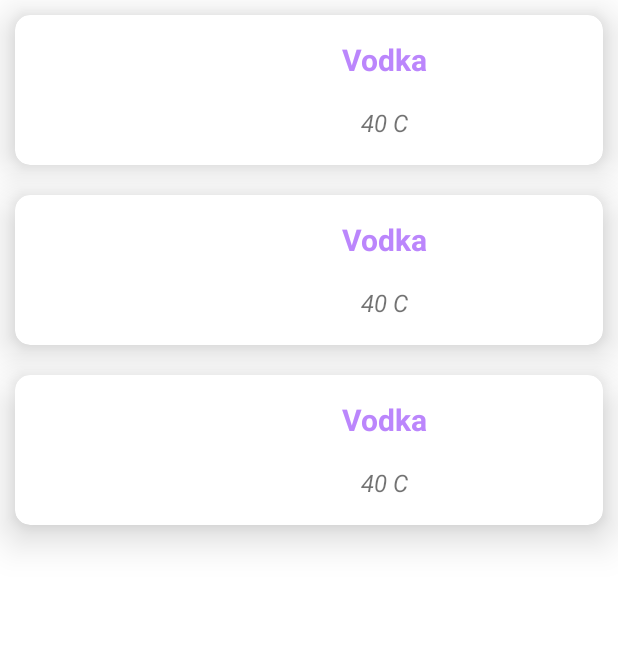
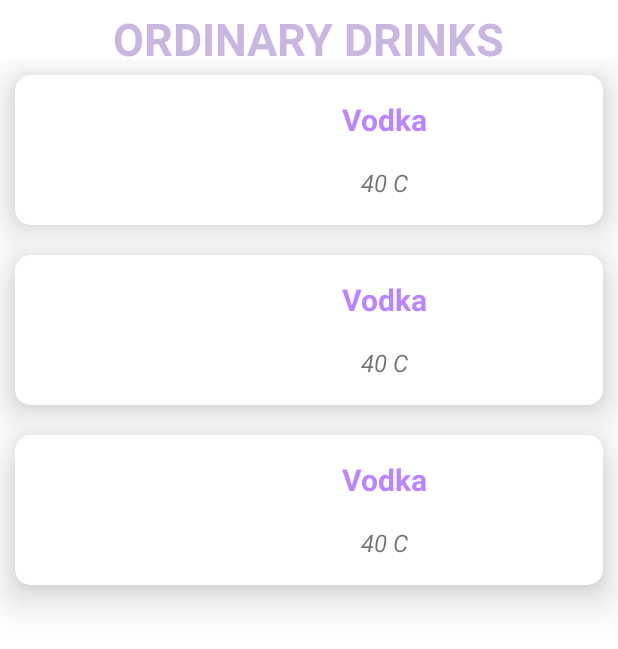
Before and after one commit to volkova-lisa/Coctails, an Android app: the layout fragment_drinks.xml on its own in the app's theme, with its tools: preview values and no code run, on a phone screen of 412 x 824 dp. Shown: the top 649 px of the screen. Run offline under Robolectric (Android 15) with nearby library versions, the phone set to English and light mode, and no system bars.

Commit message:
ui changes

```diff
--- a/app/src/main/res/layout/activity_main.xml
+++ b/app/src/main/res/layout/activity_main.xml
@@ -5,7 +5,6 @@
     android:layout_width="match_parent"
     android:layout_height="match_parent"
     tools:context=".MainActivity">
-
 
     <androidx.fragment.app.FragmentContainerView
         android:id="@+id/nav_host_fragment"
--- a/app/src/main/res/layout/fragment_drinks.xml
+++ b/app/src/main/res/layout/fragment_drinks.xml
@@ -1,25 +1,36 @@
 <?xml version="1.0" encoding="utf-8"?>
-<FrameLayout xmlns:android="http://schemas.android.com/apk/res/android"
+<RelativeLayout xmlns:android="http://schemas.android.com/apk/res/android"
     xmlns:tools="http://schemas.android.com/tools"
     android:layout_width="match_parent"
     android:layout_height="match_parent"
     xmlns:app="http://schemas.android.com/apk/res-auto"
     tools:context=".screens.DrinksFragment">
+    <TextView
+        android:layout_width="wrap_content"
+        android:padding="5dp"
+        android:layout_centerHorizontal="true"
+        android:layout_height="wrap_content"
+        android:text="ORDINARY DRINKS"
+        android:textColor="#9AA688CC"
+        android:textStyle="bold"
+        android:textSize="30sp"/>
 
     <androidx.swiperefreshlayout.widget.SwipeRefreshLayout
         android:id="@+id/swipe"
         android:layout_width="match_parent"
         android:layout_height="match_parent">
-    <androidx.recyclerview.widget.RecyclerView
-        android:id="@+id/recycler_view"
-        app:layoutManager="androidx.recyclerview.widget.LinearLayoutManager"
-        android:layout_width="match_parent"
-        android:layout_height="match_parent"
-        tools:listitem="@layout/drink_item"
-        app:layout_constraintTop_toTopOf="parent"
-        app:layout_constraintEnd_toEndOf="parent"
-        app:layout_constraintBottom_toBottomOf="parent"
-        app:layout_constraintStart_toStartOf="parent"/>
+
+        <androidx.recyclerview.widget.RecyclerView
+            android:id="@+id/recycler_view"
+            android:layout_width="match_parent"
+            android:layout_height="match_parent"
+            android:paddingTop="40dp"
+            app:layoutManager="androidx.recyclerview.widget.LinearLayoutManager"
+            app:layout_constraintBottom_toBottomOf="parent"
+            app:layout_constraintEnd_toEndOf="parent"
+            app:layout_constraintStart_toStartOf="parent"
+            app:layout_constraintTop_toTopOf="parent"
+            tools:listitem="@layout/drink_item" />
     </androidx.swiperefreshlayout.widget.SwipeRefreshLayout>
 
-</FrameLayout>
+</RelativeLayout>
```
Also changed, not shown: app/src/main/res/layout/fragment_cocktails.xml (+12 -2 lines).
